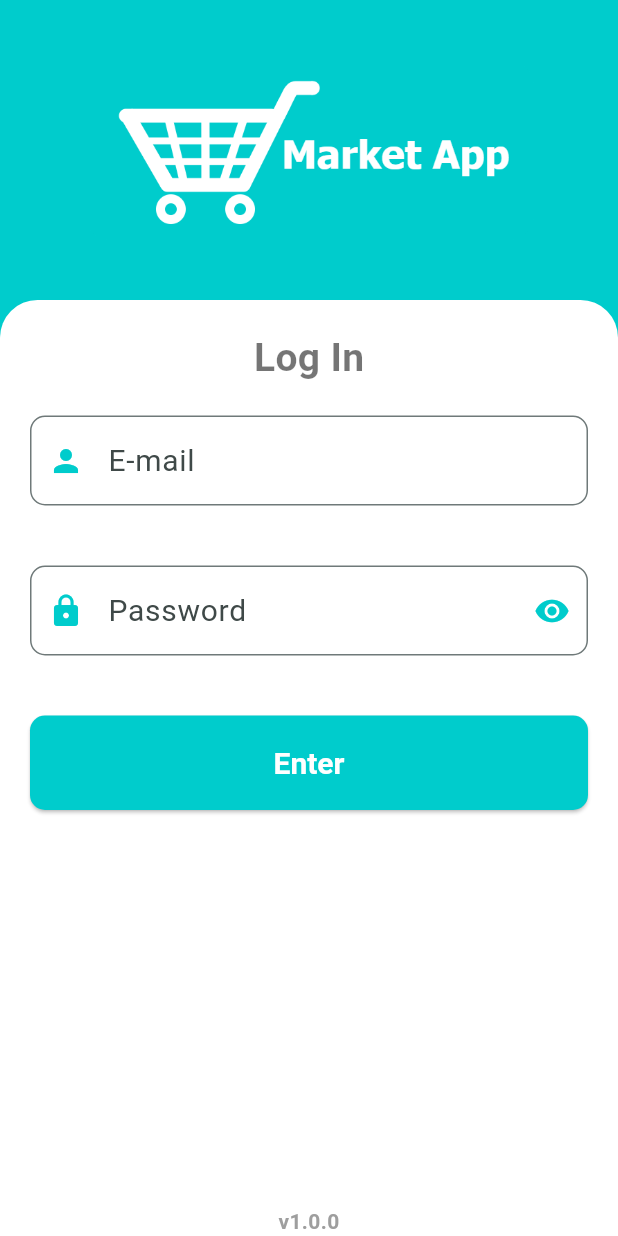
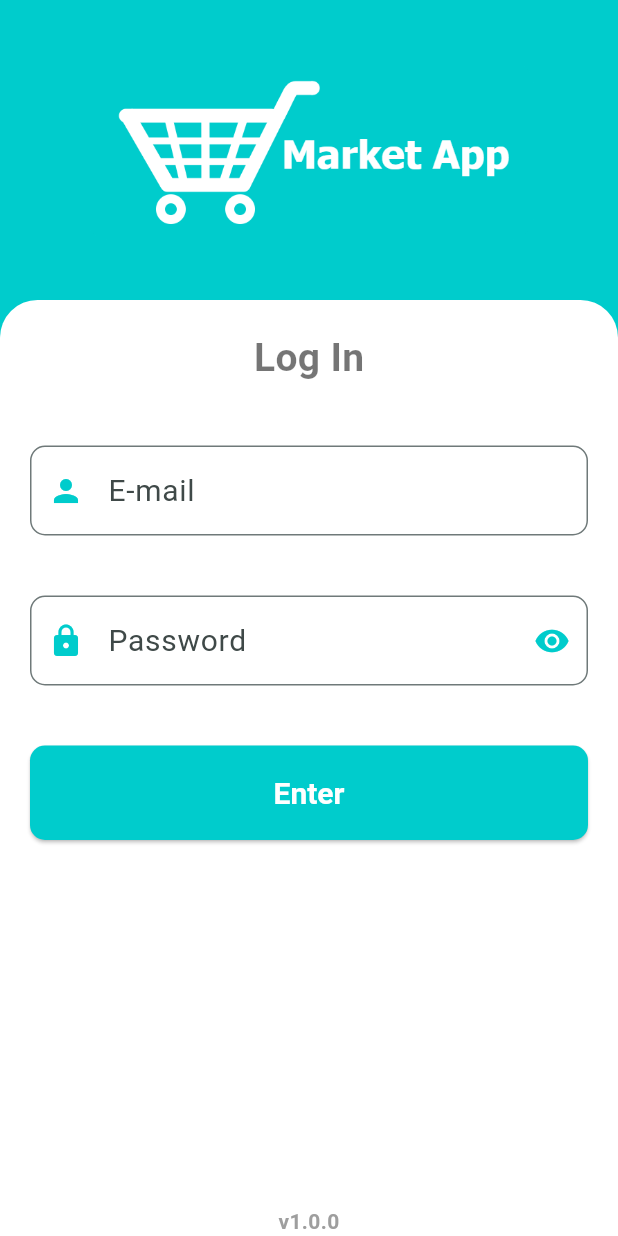
Before and after one commit to zarref-semog/market-app, a Flutter app: the Menu screen opened directly, item 4 of the bottom bar chosen, after a tap on "Logout", on a phone screen of 412 x 824 dp. Run offline on Flutter 3.47's test engine with Material 3 defaults, Android fonts, the phone set to English and light mode, and no system bars; network calls fail.

```diff
--- a/lib/pages/login_page.dart
+++ b/lib/pages/login_page.dart
@@ -144,10 +144,9 @@ class _LoginPageState extends State<LoginPage> {
           child: Column(
             children: <Widget>[
               Container(
-                  margin: EdgeInsets.only(top: 40),
+                  margin: EdgeInsets.symmetric(vertical: 40),
                   width: 300,
                   child: Image.asset('images/MarketApp.png')),
-              SizedBox(height: 40),
               Expanded(
                 child: Container(
                   padding: EdgeInsets.all(20),
@@ -158,6 +157,7 @@ class _LoginPageState extends State<LoginPage> {
                           topRight: Radius.circular(25))),
                   child: SingleChildScrollView(
                     child: Column(
+                      spacing: 40,
                       mainAxisAlignment: MainAxisAlignment.start,
                       children: [
                         Text("Log In",
@@ -165,13 +165,9 @@ class _LoginPageState extends State<LoginPage> {
                                 fontSize: 26,
                                 color: Colors.black54,
                                 fontWeight: FontWeight.bold)),
-                        SizedBox(height: 20),
                         emailTextFormField(context),
-                        SizedBox(height: 40),
                         passwordTextFormField(context),
-                        SizedBox(height: 40),
                         enterButton(context),
-                        SizedBox(height: 40),
                       ],
                     ),
                   ),
--- a/lib/pages/profile_page.dart
+++ b/lib/pages/profile_page.dart
@@ -215,6 +215,9 @@ class _ProfileState extends State<Profile> {
   Widget build(BuildContext context) {
     return Form(
       key: formKey,
+      child: Column(
+        children: [
+          Expanded(
             child: ListView(
               padding: EdgeInsets.all(20),
               children: [
@@ -246,7 +249,9 @@ class _ProfileState extends State<Profile> {
                       ),
                 SizedBox(height: 20),
                 saveButton(context),
-          SizedBox(height: 20),
+              ],
+            ),
+          ),
           TextButton(
             child: Row(
               mainAxisAlignment: MainAxisAlignment.center,
```
Also changed, not shown: lib/pages/cart_page.dart (+71 -6 lines). Lines whose indentation alone changed are shown as unchanged.
